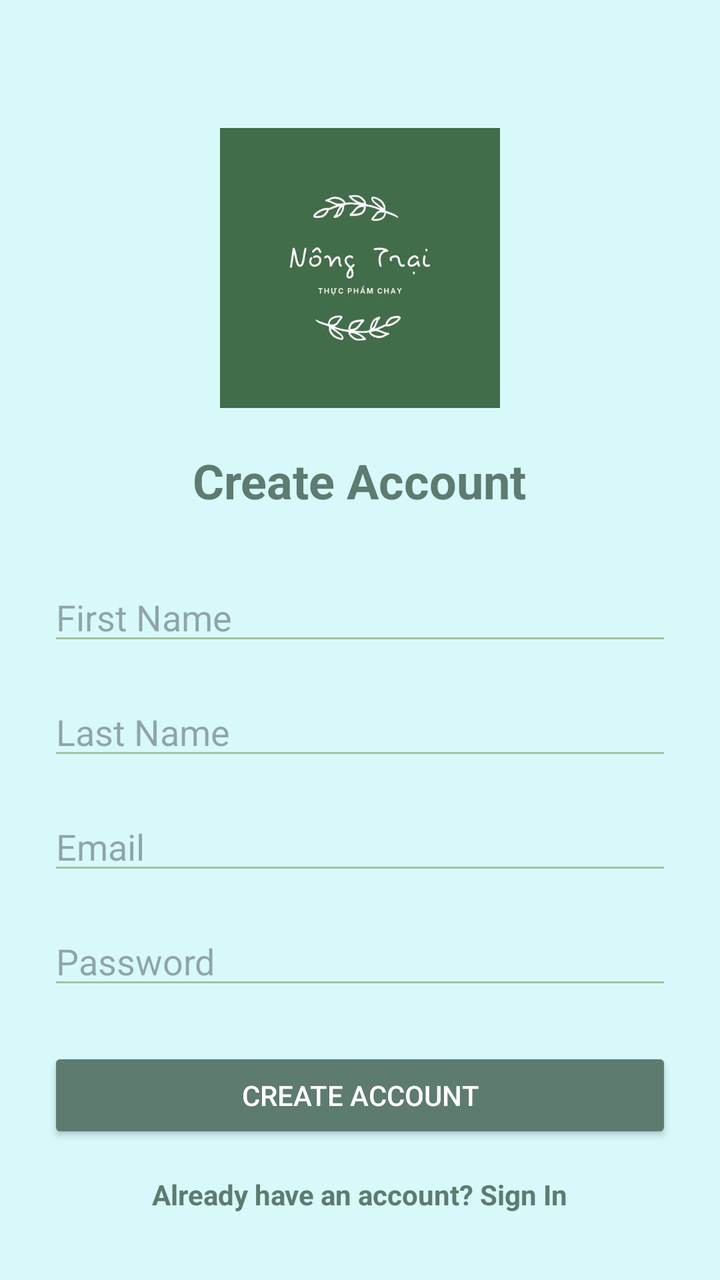
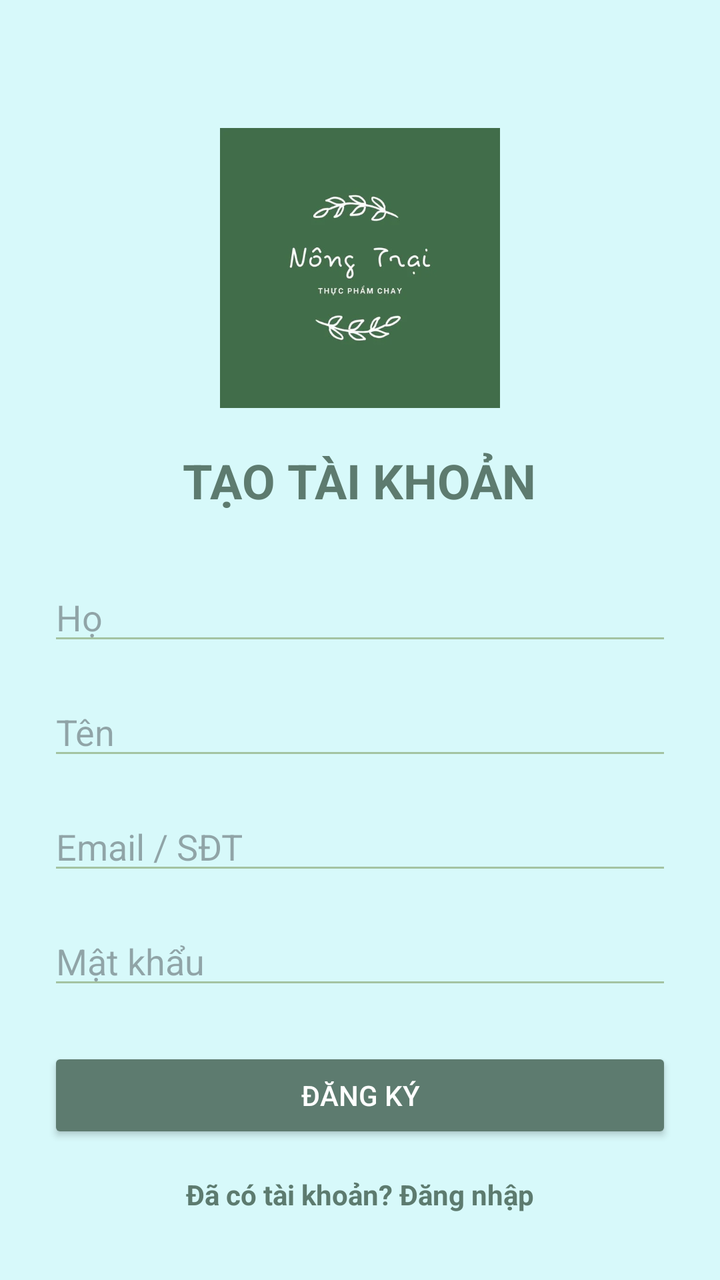

An Android layout rendered at two revisions. The XML below is the earlier revision; the diff shows what the commit changed to produce the second picture.
<!-- AndroidManifest.xml: application theme Theme.Nhap -->
<!-- res/layout/activity_register.xml -->
<?xml version="1.0" encoding="utf-8"?>
<ScrollView
    xmlns:android="http://schemas.android.com/apk/res/android"
    android:layout_width="match_parent"
    android:layout_height="match_parent"
    android:background="#D7F9FA">

    <LinearLayout
        android:layout_width="match_parent"
        android:layout_height="wrap_content"
        android:orientation="vertical"
        android:padding="24dp">

        
        <ImageView
            android:id="@+id/logo"
            android:layout_width="140dp"
            android:layout_height="140dp"
            android:layout_gravity="center"
            android:src="@drawable/logo"
            android:contentDescription="Logo"
            android:layout_marginTop="40dp"
            android:layout_marginBottom="20dp" />

        
        <TextView
            android:layout_width="wrap_content"
            android:layout_height="wrap_content"
            android:text="Create Account"
            android:textSize="24sp"
            android:textStyle="bold"
            android:textColor="#5D7B6F"
            android:layout_gravity="center"
            android:layout_marginBottom="30dp" />

        
        <EditText
            android:id="@+id/firstNameInput"
            android:layout_width="match_parent"
            android:layout_height="wrap_content"
            android:hint="First Name"
            android:backgroundTint="#A4C3A2"
            android:layout_marginBottom="16dp" />

        
        <EditText
            android:id="@+id/lastNameInput"
            android:layout_width="match_parent"
            android:layout_height="wrap_content"
            android:hint="Last Name"
            android:backgroundTint="#A4C3A2"
            android:layout_marginBottom="16dp" />

        
        <EditText
            android:id="@+id/emailInput"
            android:layout_width="match_parent"
            android:layout_height="wrap_content"
            android:hint="Email"
            android:backgroundTint="#A4C3A2"
            android:inputType="textEmailAddress"
            android:layout_marginBottom="16dp" />

        
        <EditText
            android:id="@+id/passwordInput"
            android:layout_width="match_parent"
            android:layout_height="wrap_content"
            android:hint="Password"
            android:backgroundTint="#A4C3A2"
            android:inputType="textPassword"
            android:layout_marginBottom="24dp" />

        
        <Button
            android:id="@+id/btnCreateAccount"
            android:layout_width="match_parent"
            android:layout_height="wrap_content"
            android:text="Create Account"
            android:textColor="#FFFFFF"
            android:backgroundTint="#5D7B6F"
            android:layout_marginBottom="16dp" />

        
        <TextView
            android:id="@+id/txtAlreadyAccount"
            android:layout_width="wrap_content"
            android:layout_height="wrap_content"
            android:text="Already have an account? Sign In"
            android:textColor="#5D7B6F"
            android:textStyle="bold"
            android:layout_gravity="center" />
    </LinearLayout>
</ScrollView>
<!-- resources referenced by this layout -->
<resources>
  <!-- drawable logo: jpg bitmap (drawable, 10114 bytes) -->
  <style name="Theme.Nhap" parent="Base.Theme.Nhap" />
  <style name="Base.Theme.Nhap" parent="Theme.Material3.DayNight.NoActionBar">
          
          
      </style>
</resources>

<!-- the commit's change to res/layout/activity_register.xml (unified diff, before → after) -->
@@ -26,7 +26,7 @@
         <TextView
             android:layout_width="wrap_content"
             android:layout_height="wrap_content"
-            android:text="Create Account"
+            android:text="TẠO TÀI KHOẢN"
             android:textSize="24sp"
             android:textStyle="bold"
             android:textColor="#5D7B6F"
@@ -38,7 +38,7 @@
             android:id="@+id/firstNameInput"
             android:layout_width="match_parent"
             android:layout_height="wrap_content"
-            android:hint="First Name"
+            android:hint="Họ"
             android:backgroundTint="#A4C3A2"
             android:layout_marginBottom="16dp" />
 
@@ -47,7 +47,7 @@
             android:id="@+id/lastNameInput"
             android:layout_width="match_parent"
             android:layout_height="wrap_content"
-            android:hint="Last Name"
+            android:hint="Tên"
             android:backgroundTint="#A4C3A2"
             android:layout_marginBottom="16dp" />
 
@@ -56,7 +56,7 @@
             android:id="@+id/emailInput"
             android:layout_width="match_parent"
             android:layout_height="wrap_content"
-            android:hint="Email"
+            android:hint="Email / SĐT"
             android:backgroundTint="#A4C3A2"
             android:inputType="textEmailAddress"
             android:layout_marginBottom="16dp" />
@@ -66,7 +66,7 @@
             android:id="@+id/passwordInput"
             android:layout_width="match_parent"
             android:layout_height="wrap_content"
-            android:hint="Password"
+            android:hint="Mật khẩu"
             android:backgroundTint="#A4C3A2"
             android:inputType="textPassword"
             android:layout_marginBottom="24dp" />
@@ -76,7 +76,7 @@
             android:id="@+id/btnCreateAccount"
             android:layout_width="match_parent"
             android:layout_height="wrap_content"
-            android:text="Create Account"
+            android:text="ĐĂNG KÝ"
             android:textColor="#FFFFFF"
             android:backgroundTint="#5D7B6F"
             android:layout_marginBottom="16dp" />
@@ -86,7 +86,7 @@
             android:id="@+id/txtAlreadyAccount"
             android:layout_width="wrap_content"
             android:layout_height="wrap_content"
-            android:text="Already have an account? Sign In"
+            android:text="Đã có tài khoản? Đăng nhập"
             android:textColor="#5D7B6F"
             android:textStyle="bold"
             android:layout_gravity="center" />
